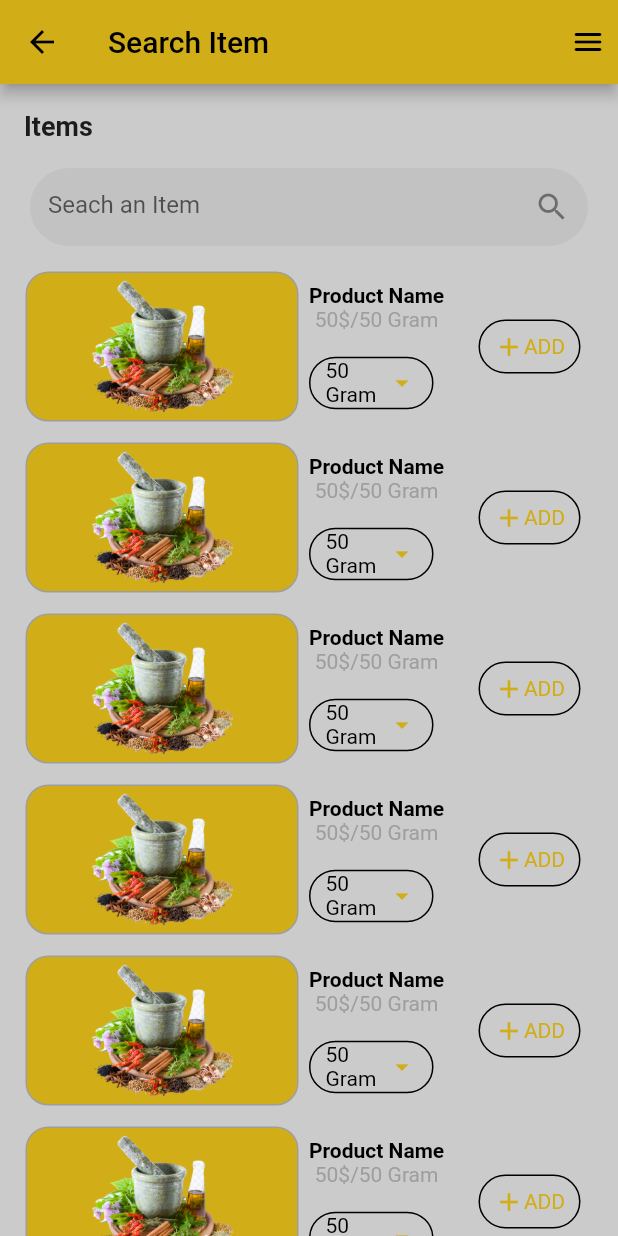
After one commit to ahmedhakim0011/Food_app, a Flutter app: the SearchItem screen opened directly, on a phone screen of 412 x 824 dp. The commit adds this screen. Run offline on Flutter 3.47's test engine with Material 2 defaults, Android fonts, the phone set to English and light mode, and no system bars; our stand-ins replace firebase_auth, firebase_core, flutter_signin_button, get, google_sign_in; missing offline and left inert: dart:ffi; accounts and stored records are empty; network calls fail.

Commit message:
search item thing done

```diff
--- a/lib/Screens/home_screen/home_screen.dart
+++ b/lib/Screens/home_screen/home_screen.dart
@@ -2,6 +2,7 @@
 
 import 'package:flutter/cupertino.dart';
 import 'package:flutter/material.dart';
+import 'package:food_app/Screens/home_screen/seachItem/searchItem.dart';
 import 'package:food_app/Screens/home_screen/side_drawer.dart';
 import 'package:food_app/Screens/home_screen/single_product.dart';
 import 'package:food_app/Screens/product_overview/product_overview.dart';
@@ -21,10 +22,15 @@ class HomeScreen extends StatelessWidget {
           CircleAvatar(
             radius: 12,
             backgroundColor: primaryColor,
-            child: const Icon(
+            child: IconButton(
+              onPressed: () {
+                Get.to(() => SearchItem());
+              },
+              icon: const Icon(
                 Icons.search,
                 size: 17,
                 color: Colors.black,
+              ),
             ),
           ),
           Padding(
@@ -32,10 +38,13 @@ class HomeScreen extends StatelessWidget {
             child: CircleAvatar(
               radius: 12,
               backgroundColor: primaryColor,
-              child: const Icon(
+              child: IconButton(
+                onPressed: () {},
+                icon: const Icon(
                   Icons.shop,
                   size: 17,
                   color: Colors.black,
+                ),
               ),
             ),
           ),
--- /dev/null
+++ b/lib/Screens/home_screen/seachItem/searchItem.dart
@@ -0,0 +1,65 @@
+import 'package:flutter/material.dart';
+import 'package:food_app/Screens/home_screen/seachItem/searchItemWidget.dart';
+import 'package:food_app/config/config.dart';
+
+class SearchItem extends StatelessWidget {
+  const SearchItem({Key? key}) : super(key: key);
+
+  @override
+  Widget build(BuildContext context) {
+    return Scaffold(
+      appBar: AppBar(
+        iconTheme: const IconThemeData(color: Colors.black),
+        title: Text(
+          'Search Item',
+          style: TextStyle(color: textColor),
+        ),
+        actions: const [
+          Padding(
+            padding: EdgeInsets.all(8),
+            child: Icon(
+              Icons.menu_rounded,
+              color: Colors.black,
+            ),
+          ),
+        ],
+      ),
+      body: ListView(
+        children: [
+          const ListTile(
+            title: Text(
+              'Items',
+              style: TextStyle(fontWeight: FontWeight.bold, fontSize: 18),
+            ),
+          ),
+          Container(
+            height: 52,
+            margin: const EdgeInsets.symmetric(horizontal: 20),
+            child: TextField(
+              decoration: InputDecoration(
+                  border: OutlineInputBorder(
+                    borderRadius: BorderRadius.circular(30),
+                    borderSide: BorderSide.none,
+                  ),
+                  fillColor: const Color(0xffc2c2c2),
+                  filled: true,
+                  suffixIcon: const Icon(
+                    Icons.search,
+                  ),
+                  hintText: 'Seach an Item'),
+            ),
+          ),
+          const SizedBox(
+            height: 10,
+          ),
+          const SearchItemWidget(),
+          const SearchItemWidget(),
+          const SearchItemWidget(),
+          const SearchItemWidget(),
+          const SearchItemWidget(),
+          const SearchItemWidget(),
+        ],
+      ),
+    );
+  }
+}
--- /dev/null
+++ b/lib/Screens/home_screen/seachItem/searchItemWidget.dart
@@ -0,0 +1,107 @@
+import 'package:flutter/material.dart';
+import 'package:food_app/config/config.dart';
+
+class SearchItemWidget extends StatelessWidget {
+  const SearchItemWidget({Key? key}) : super(key: key);
+
+  @override
+  Widget build(BuildContext context) {
+    return Padding(
+      padding: const EdgeInsets.symmetric(horizontal: 10),
+      child: Row(
+        children: [
+          Expanded(
+            flex: 2,
+            child: Container(
+              decoration: BoxDecoration(
+                color: primaryColor,
+                borderRadius: BorderRadius.circular(15),
+                border: Border.all(color: Colors.grey),
+              ),
+              margin: const EdgeInsets.all(7),
+              height: 100,
+              child: Image.asset('assets/herbal_medicine.png'),
+            ),
+          ),
+          Expanded(
+            child: SizedBox(
+              height: 100,
+              child: Column(
+                mainAxisAlignment: MainAxisAlignment.spaceAround,
+                crossAxisAlignment: CrossAxisAlignment.start,
+                children: [
+                  Column(
+                    children: [
+                      Text(
+                        'Product Name',
+                        style: TextStyle(
+                            fontWeight: FontWeight.bold, color: textColor),
+                      ),
+                      const Text(
+                        '50\$/50 Gram',
+                        style: TextStyle(color: Colors.grey),
+                      )
+                    ],
+                  ),
+                  Container(
+                    margin: const EdgeInsets.only(right: 15),
+                    padding: const EdgeInsets.symmetric(horizontal: 10),
+                    height: 35,
+                    decoration: BoxDecoration(
+                      borderRadius: BorderRadius.circular(30),
+                      border: Border.all(color: textColor),
+                    ),
+                    child: Row(
+                      mainAxisAlignment: MainAxisAlignment.center,
+                      children: [
+                        Expanded(
+                          child: Text(
+                            '50 Gram',
+                            style: TextStyle(color: textColor, fontSize: 14),
+                          ),
+                        ),
+                        Icon(
+                          Icons.arrow_drop_down,
+                          size: 20,
+                          color: primaryColor,
+                        )
+                      ],
+                    ),
+                  ),
+                ],
+              ),
+            ),
+          ),
+          Expanded(
+            child: Container(
+              height: 100,
+              padding: const EdgeInsets.symmetric(horizontal: 15, vertical: 32),
+              child: Container(
+                height: 25,
+                width: 50,
+                decoration: BoxDecoration(
+                  borderRadius: BorderRadius.circular(30),
+                  border: Border.all(color: textColor),
+                ),
+                child: Row(
+                  mainAxisAlignment: MainAxisAlignment.center,
+                  children: [
+                    Icon(
+                      Icons.add,
+                      size: 20,
+                      color: primaryColor,
+                    ),
+                    Text(
+                      'ADD',
+                      style: TextStyle(color: primaryColor),
+                    ),
+                  ],
+                ),
+              ),
+            ),
+          ),
+        ],
+      ),
+    );
+  }
+}
--- a/lib/Screens/home_screen/side_drawer.dart
+++ b/lib/Screens/home_screen/side_drawer.dart
@@ -1,14 +1,18 @@
 import 'package:flutter/material.dart';
+import 'package:food_app/Screens/home_screen/home_screen.dart';
+import 'package:food_app/Screens/my_profile/my_profile.dart';
 import 'package:food_app/config/config.dart';
+import 'package:get/get.dart';
 
 class SideDrawer extends StatelessWidget {
   Widget listTile({
+    VoidCallback? onTap,
     IconData? icon,
     String? title,
     Color? color,
   }) {
     return ListTile(
-      onTap: () {},
+      onTap: onTap,
       iconColor: color,
       textColor: color,
       leading: Icon(
@@ -75,6 +79,9 @@ class SideDrawer extends StatelessWidget {
               ),
             ),
             listTile(
+              onTap: () {
+                Get.to(() => const HomeScreen());
+              },
               icon: Icons.home,
               title: 'Home',
               color: Colors.black,
@@ -85,6 +92,9 @@ class SideDrawer extends StatelessWidget {
               color: Colors.black,
             ),
             listTile(
+              onTap: () {
+                Get.to(() => MyProfile());
+              },
               icon: Icons.person_outline,
               title: 'My Profile',
               color: Colors.black,
--- a/lib/auth/sign_in.dart
+++ b/lib/auth/sign_in.dart
@@ -5,6 +5,7 @@ import 'package:flutter/material.dart';
 import 'package:flutter_signin_button/button_list.dart';
 import 'package:flutter_signin_button/button_view.dart';
 import 'package:food_app/Screens/home_screen/home_screen.dart';
+import 'package:food_app/config/config.dart';
 import 'package:get/get.dart';
 import 'package:google_sign_in/google_sign_in.dart';
 
@@ -62,8 +63,8 @@ class _SignInState extends State<SignIn> {
                       SignInButton(
                         Buttons.Google,
                         text: "Sign in with Google",
-                        onPressed: () {
-                          _googleSignUp().then(
+                        onPressed: () async {
+                          await _googleSignUp().then(
                               (value) => Get.to(() => const HomeScreen()));
                         },
                       ),
--- a/lib/main.dart
+++ b/lib/main.dart
@@ -1,5 +1,7 @@
 import 'package:flutter/material.dart';
 import 'package:food_app/Screens/home_screen/home_screen.dart';
+import 'package:food_app/Screens/home_screen/seachItem/searchItem.dart';
+import 'package:food_app/auth/sign_in.dart';
 import 'package:food_app/config/config.dart';
 import 'package:get/get.dart';
 import 'package:firebase_core/firebase_core.dart';
@@ -18,14 +20,18 @@ class MyApp extends StatelessWidget {
   Widget build(BuildContext context) {
     return GetMaterialApp(
         title: 'Flutter Demo',
+        debugShowCheckedModeBanner: false,
         theme: ThemeData(
+          appBarTheme: AppBarTheme(
+            backgroundColor: primaryColor,
+          ),
           primaryColor: primaryColor,
           scaffoldBackgroundColor: scaffoldBackgroundColor,
           primarySwatch: Colors.blue,
         ),
         initialRoute: '/',
         routes: {
-          '/': (context) => const HomeScreen(),
+          '/': (context) => const SignIn(),
         });
   }
 }
```
Lines whose indentation alone changed are shown as unchanged.
